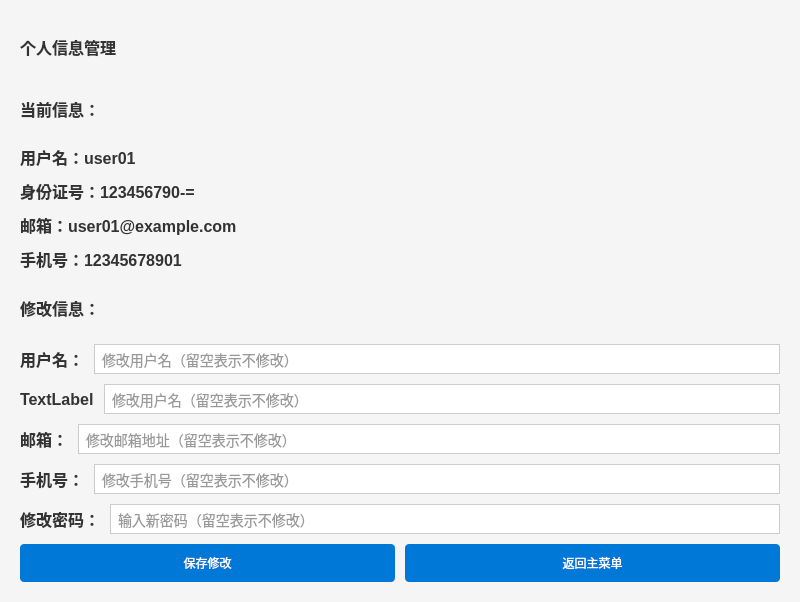
First picture: the form in ui/profile.ui, repository ABLingss/UESTC-PBLF--, before the edit.
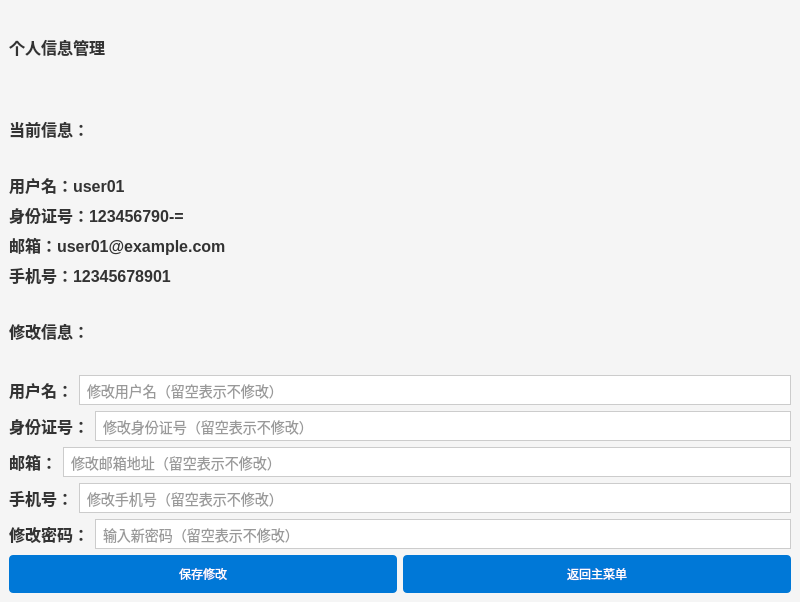
Second picture: the form after the edit.

What changed in the file:
```diff
--- a/ui/profile.ui
+++ b/ui/profile.ui
@@ -50,37 +50,22 @@
 }</string>
   </property>
   <widget class="QWidget" name="centralwidget">
-   <layout class="QVBoxLayout" name="verticalLayout">
-    <property name="spacing">
-     <number>10</number>
-    </property>
-    <property name="leftMargin">
-     <number>20</number>
-    </property>
-    <property name="topMargin">
-     <number>20</number>
-    </property>
-    <property name="rightMargin">
-     <number>20</number>
-    </property>
-    <property name="bottomMargin">
-     <number>20</number>
-    </property>
-    <item>
+   <layout class="QGridLayout" name="gridLayout">
+    <item row="0" column="0">
      <widget class="QLabel" name="profileTitleLabel">
       <property name="text">
        <string>个人信息管理</string>
       </property>
      </widget>
     </item>
-    <item>
+    <item row="1" column="0">
      <widget class="QLabel" name="currentInfoLabel">
       <property name="text">
        <string>当前信息：</string>
       </property>
      </widget>
     </item>
-    <item>
+    <item row="2" column="0" colspan="2">
      <layout class="QVBoxLayout" name="currentInfoLayout">
       <item>
        <widget class="QLabel" name="currentUsernameLabel">
@@ -112,14 +97,27 @@
       </item>
      </layout>
     </item>
-    <item>
+    <item row="3" column="0">
      <widget class="QLabel" name="editInfoLabel">
       <property name="text">
        <string>修改信息：</string>
       </property>
      </widget>
     </item>
-    <item>
+    <item row="3" column="1">
+     <widget class="QLabel" name="statusLabel">
+      <property name="styleSheet">
+       <string notr="true">QLabel {
+    color: red;
+}
+</string>
+      </property>
+      <property name="text">
+       <string/>
+      </property>
+     </widget>
+    </item>
+    <item row="4" column="0" colspan="2">
      <layout class="QHBoxLayout" name="usernameLayout">
       <item>
        <widget class="QLabel" name="usernameLabel">
@@ -137,21 +135,21 @@
       </item>
      </layout>
     </item>
-    <item>
+    <item row="5" column="0" colspan="2">
      <layout class="QHBoxLayout" name="horizontalLayout">
       <item>
        <layout class="QHBoxLayout" name="horizontalLayout_2">
         <item>
          <widget class="QLabel" name="label_2">
           <property name="text">
-           <string>TextLabel</string>
+           <string>身份证号：</string>
           </property>
          </widget>
         </item>
         <item>
          <widget class="QLineEdit" name="IDLineEdit">
           <property name="placeholderText">
-           <string>修改用户名（留空表示不修改）</string>
+           <string>修改身份证号（留空表示不修改）</string>
           </property>
          </widget>
         </item>
@@ -159,7 +157,7 @@
       </item>
      </layout>
     </item>
-    <item>
+    <item row="6" column="0" colspan="2">
      <layout class="QHBoxLayout" name="emailLayout">
       <item>
        <widget class="QLabel" name="emailLabel">
@@ -177,7 +175,7 @@
       </item>
      </layout>
     </item>
-    <item>
+    <item row="7" column="0" colspan="2">
      <layout class="QHBoxLayout" name="phoneLayout">
       <item>
        <widget class="QLabel" name="phoneLabel">
@@ -195,7 +193,7 @@
       </item>
      </layout>
     </item>
-    <item>
+    <item row="8" column="0" colspan="2">
      <layout class="QHBoxLayout" name="passwordLayout">
       <item>
        <widget class="QLabel" name="passwordLabel">
@@ -216,7 +214,7 @@
       </item>
      </layout>
     </item>
-    <item>
+    <item row="9" column="0" colspan="2">
      <layout class="QHBoxLayout" name="buttonLayout">
       <item>
        <widget class="QPushButton" name="saveButton">
```
Left out of the diff: 6 changed lines with no effect on the pictures.
